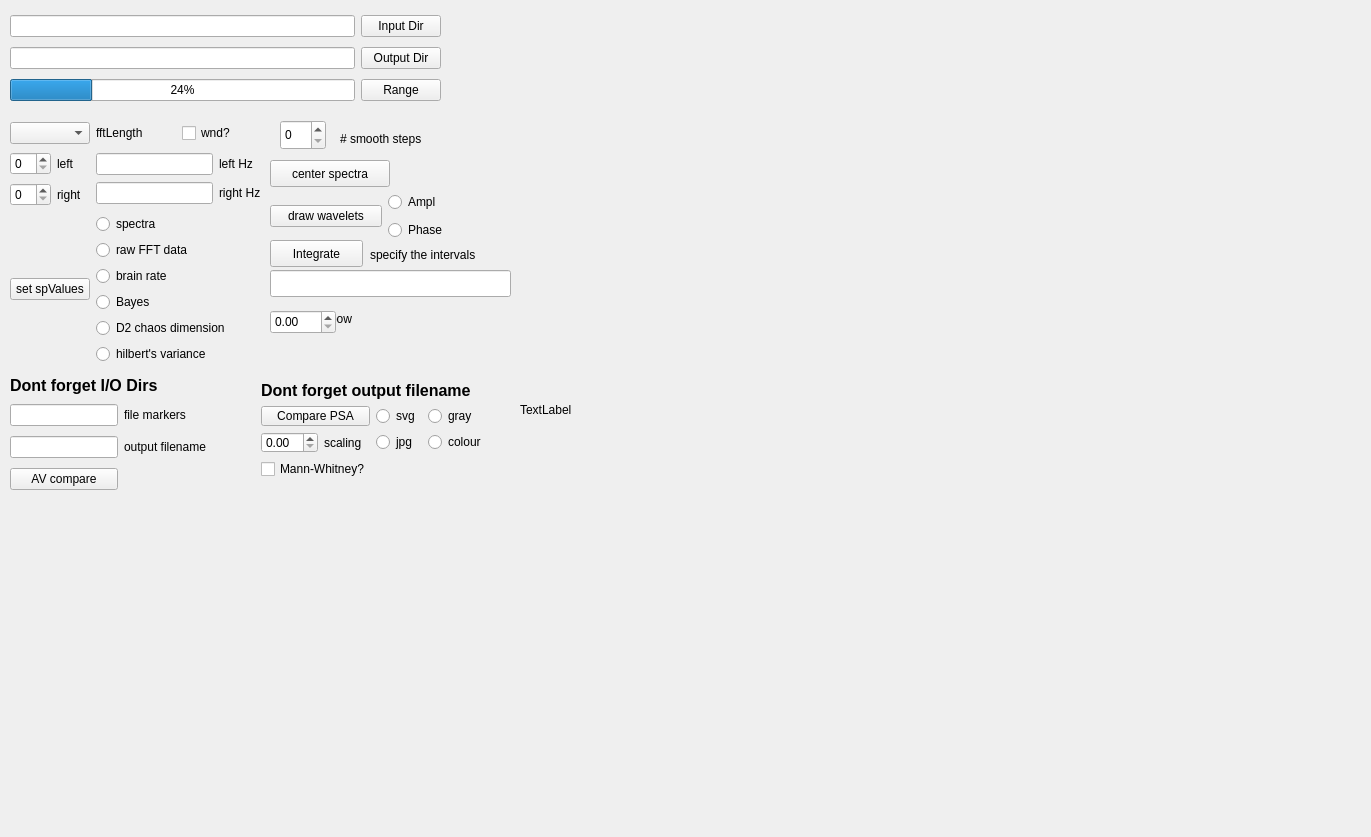
First picture: the form in spectre.ui, repository ArtfulVampire/SecondGUIrepo, before the edit.
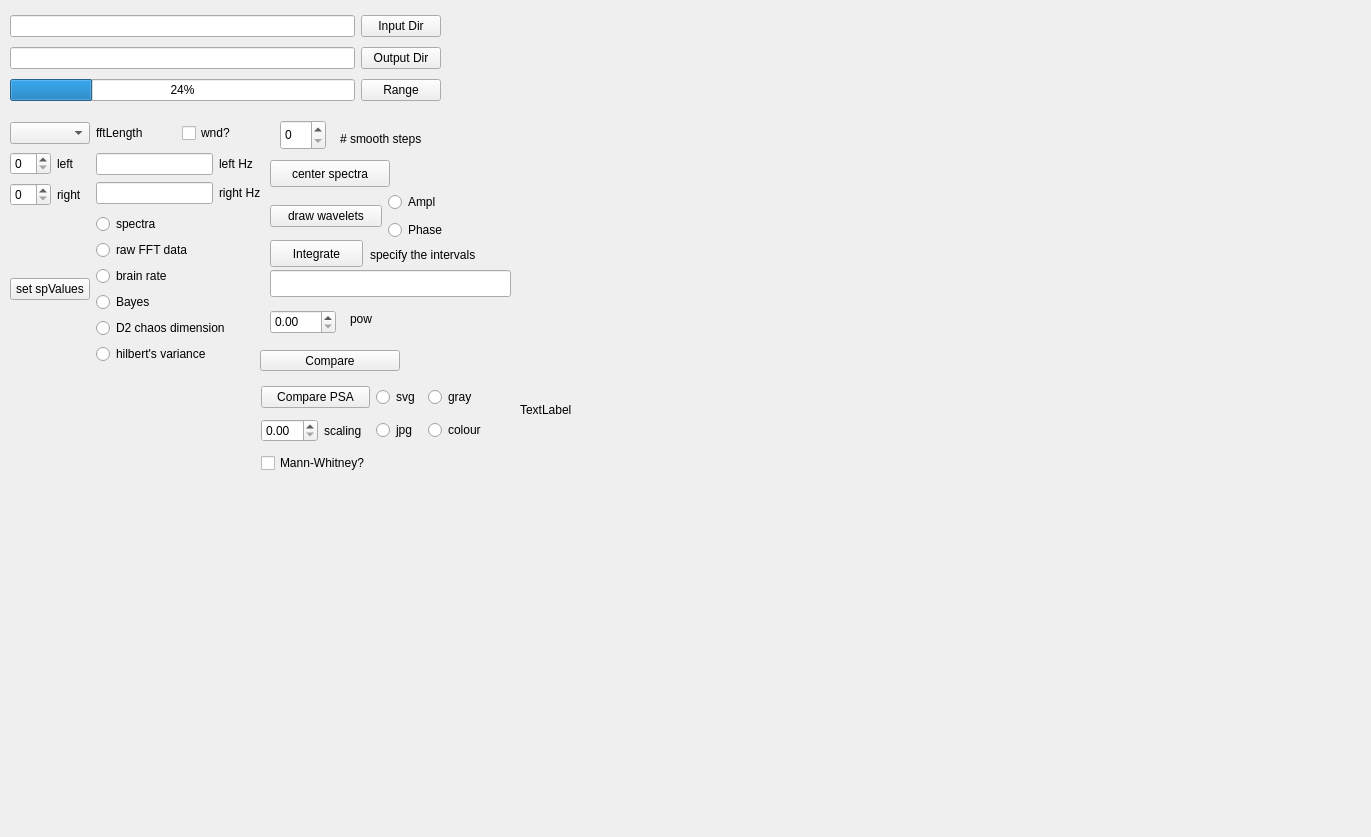
Second picture: the form after the edit.

Patch:
```diff
--- a/spectre.ui
+++ b/spectre.ui
@@ -13,78 +13,6 @@
   <property name="windowTitle">
    <string>Form</string>
   </property>
-  <widget class="QLabel" name="label_7">
-   <property name="geometry">
-    <rect>
-     <x>10</x>
-     <y>370</y>
-     <width>220</width>
-     <height>30</height>
-    </rect>
-   </property>
-   <property name="font">
-    <font>
-     <pointsize>12</pointsize>
-     <weight>75</weight>
-     <bold>true</bold>
-    </font>
-   </property>
-   <property name="text">
-    <string>Dont forget I/O Dirs</string>
-   </property>
-  </widget>
-  <widget class="QWidget" name="layoutWidget">
-   <property name="geometry">
-    <rect>
-     <x>10</x>
-     <y>400</y>
-     <width>221</width>
-     <height>95</height>
-    </rect>
-   </property>
-   <layout class="QGridLayout" name="gridLayout_5">
-    <item row="0" column="0">
-     <widget class="QLineEdit" name="lineEdit_m1"/>
-    </item>
-    <item row="0" column="1">
-     <widget class="QLabel" name="label_5">
-      <property name="text">
-       <string>file markers</string>
-      </property>
-     </widget>
-    </item>
-    <item row="1" column="0">
-     <widget class="QLineEdit" name="lineEdit_m2"/>
-    </item>
-    <item row="1" column="1">
-     <widget class="QLabel" name="label_6">
-      <property name="text">
-       <string>output filename</string>
-      </property>
-     </widget>
-    </item>
-    <item row="2" column="0">
-     <widget class="QPushButton" name="avButton">
-      <property name="text">
-       <string>AV compare</string>
-      </property>
-     </widget>
-    </item>
-    <item row="2" column="1">
-     <spacer name="horizontalSpacer">
-      <property name="orientation">
-       <enum>Qt::Horizontal</enum>
-      </property>
-      <property name="sizeHint" stdset="0">
-       <size>
-        <width>40</width>
-        <height>20</height>
-       </size>
-      </property>
-     </spacer>
-    </item>
-   </layout>
-  </widget>
   <widget class="QWidget" name="layoutWidget">
    <property name="geometry">
     <rect>
@@ -390,9 +318,9 @@
   <widget class="QLabel" name="label_13">
    <property name="geometry">
     <rect>
-     <x>330</x>
+     <x>350</x>
      <y>310</y>
-     <width>105</width>
+     <width>61</width>
      <height>17</height>
     </rect>
    </property>
@@ -410,7 +338,7 @@
     </rect>
    </property>
   </widget>
-  <widget class="QWidget" name="">
+  <widget class="QWidget" name="layoutWidget">
    <property name="geometry">
     <rect>
      <x>261</x>
@@ -420,74 +348,73 @@
     </rect>
    </property>
    <layout class="QGridLayout" name="gridLayout">
-    <item row="0" column="0" colspan="4">
-     <widget class="QLabel" name="label_8">
-      <property name="font">
-       <font>
-        <pointsize>12</pointsize>
-        <weight>75</weight>
-        <bold>true</bold>
-       </font>
-      </property>
+    <item row="2" column="0" colspan="2">
+     <widget class="QCheckBox" name="MWcheckBox">
       <property name="text">
-       <string>Dont forget output filename</string>
+       <string>Mann-Whitney?</string>
       </property>
      </widget>
     </item>
-    <item row="1" column="0" colspan="2">
+    <item row="0" column="0" colspan="2">
      <widget class="QPushButton" name="psaButton">
       <property name="text">
        <string>Compare PSA</string>
       </property>
      </widget>
     </item>
-    <item row="1" column="2">
+    <item row="0" column="2">
      <widget class="QRadioButton" name="svgButton">
       <property name="text">
        <string>svg</string>
       </property>
      </widget>
     </item>
-    <item row="1" column="3">
+    <item row="0" column="3">
      <widget class="QRadioButton" name="grayRadioButton">
       <property name="text">
        <string>gray</string>
       </property>
      </widget>
     </item>
-    <item row="2" column="0">
+    <item row="1" column="0">
      <widget class="QDoubleSpinBox" name="scalingDoubleSpinBox"/>
     </item>
-    <item row="2" column="1">
-     <widget class="QLabel" name="label_11">
-      <property name="text">
-       <string>scaling</string>
-      </property>
-     </widget>
-    </item>
-    <item row="2" column="2">
-     <widget class="QRadioButton" name="jpgButton">
-      <property name="text">
-       <string>jpg</string>
-      </property>
-     </widget>
-    </item>
-    <item row="2" column="3">
+    <item row="1" column="3">
      <widget class="QRadioButton" name="colourRadioButton">
       <property name="text">
        <string>colour</string>
       </property>
      </widget>
     </item>
-    <item row="3" column="0" colspan="2">
-     <widget class="QCheckBox" name="MWcheckBox">
+    <item row="1" column="2">
+     <widget class="QRadioButton" name="jpgButton">
       <property name="text">
-       <string>Mann-Whitney?</string>
+       <string>jpg</string>
+      </property>
+     </widget>
+    </item>
+    <item row="1" column="1">
+     <widget class="QLabel" name="label_11">
+      <property name="text">
+       <string>scaling</string>
       </property>
      </widget>
     </item>
    </layout>
   </widget>
+  <widget class="QPushButton" name="avButton">
+   <property name="geometry">
+    <rect>
+     <x>260</x>
+     <y>350</y>
+     <width>140</width>
+     <height>21</height>
+    </rect>
+   </property>
+   <property name="text">
+    <string>Compare</string>
+   </property>
+  </widget>
  </widget>
  <resources/>
  <connections/>
```
